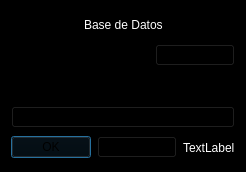
The window that buscartablas.ui (Laloses/SGDB-Indices) describes before a commit, drawn with Qt 5.
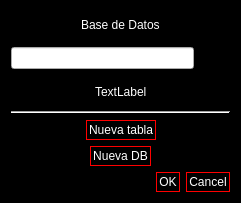
The same window after the commit. Icons and pictures are not drawn.

```diff
--- a/buscartablas.ui
+++ b/buscartablas.ui
@@ -7,15 +7,28 @@
     <x>0</x>
     <y>0</y>
     <width>241</width>
-    <height>172</height>
+    <height>203</height>
    </rect>
   </property>
   <property name="windowTitle">
    <string>Form</string>
   </property>
   <property name="styleSheet">
-   <string notr="true">background-color:black;
-color: white;</string>
+   <string notr="true">#buscarTablas{
+background-color:black;
+color: white;
+}
+QWidget{
+color: white;
+}
+QPushButton{
+border: 1px solid red;
+padding:2px;
+}
+QPushButton:hover{
+margin-top:1px;
+}
+</string>
   </property>
   <layout class="QVBoxLayout" name="verticalLayout">
    <item>
@@ -58,34 +71,11 @@
    <item>
     <layout class="QHBoxLayout" name="horizontalLayout_4">
      <item>
-      <widget class="QLineEdit" name="le_DB"/>
-     </item>
-     <item>
-      <widget class="QPushButton" name="pb_nuevaDB">
+      <widget class="QLineEdit" name="le_DB">
        <property name="styleSheet">
         <string notr="true">color:black;</string>
        </property>
-       <property name="text">
-        <string>Nueva DB</string>
-       </property>
       </widget>
-     </item>
-    </layout>
-   </item>
-   <item>
-    <layout class="QHBoxLayout" name="horizontalLayout">
-     <item>
-      <spacer name="horizontalSpacer">
-       <property name="orientation">
-        <enum>Qt::Horizontal</enum>
-       </property>
-       <property name="sizeHint" stdset="0">
-        <size>
-         <width>40</width>
-         <height>20</height>
-        </size>
-       </property>
-      </spacer>
      </item>
      <item>
       <widget class="QPushButton" name="pb_buscarDB">
@@ -114,8 +104,12 @@
        </property>
       </widget>
      </item>
+    </layout>
+   </item>
+   <item>
+    <layout class="QHBoxLayout" name="horizontalLayout_5">
      <item>
-      <spacer name="horizontalSpacer_2">
+      <spacer name="horizontalSpacer_7">
        <property name="orientation">
         <enum>Qt::Horizontal</enum>
        </property>
@@ -127,22 +121,41 @@
        </property>
       </spacer>
      </item>
+     <item>
+      <widget class="QLabel" name="lb_cantTablas">
+       <property name="styleSheet">
+        <string notr="true"/>
+       </property>
+       <property name="text">
+        <string>TextLabel</string>
+       </property>
+      </widget>
+     </item>
+     <item>
+      <spacer name="horizontalSpacer_8">
+       <property name="orientation">
+        <enum>Qt::Horizontal</enum>
+       </property>
+       <property name="sizeHint" stdset="0">
+        <size>
+         <width>40</width>
+         <height>20</height>
+        </size>
+       </property>
+      </spacer>
+     </item>
     </layout>
    </item>
+   <item>
+    <widget class="Line" name="line">
+     <property name="orientation">
+      <enum>Qt::Horizontal</enum>
+     </property>
+    </widget>
+   </item>
    <item>
     <layout class="QVBoxLayout" name="layTablas"/>
    </item>
-   <item>
-    <widget class="QPushButton" name="pb_nuevaT">
-     <property name="styleSheet">
-      <string notr="true">color:black;
-</string>
-     </property>
-     <property name="text">
-      <string>Nueva tabla</string>
-     </property>
-    </widget>
-   </item>
    <item>
     <layout class="QHBoxLayout" name="horizontalLayout_3">
      <item>
@@ -159,20 +172,12 @@
       </spacer>
      </item>
      <item>
-      <widget class="QDialogButtonBox" name="bb_aceptar">
+      <widget class="QPushButton" name="pb_nuevaT">
        <property name="styleSheet">
-        <string notr="true">color:black;
-</string>
+        <string notr="true"/>
        </property>
-       <property name="standardButtons">
-        <set>QDialogButtonBox::Cancel|QDialogButtonBox::Ok</set>
-       </property>
-      </widget>
-     </item>
-     <item>
-      <widget class="QLabel" name="lb_cantTablas">
        <property name="text">
-        <string>TextLabel</string>
+        <string>Nueva tabla</string>
        </property>
       </widget>
      </item>
@@ -191,6 +196,56 @@
      </item>
     </layout>
    </item>
+   <item>
+    <layout class="QHBoxLayout" name="horizontalLayout">
+     <item>
+      <spacer name="horizontalSpacer">
+       <property name="orientation">
+        <enum>Qt::Horizontal</enum>
+       </property>
+       <property name="sizeHint" stdset="0">
+        <size>
+         <width>40</width>
+         <height>20</height>
+        </size>
+       </property>
+      </spacer>
+     </item>
+     <item>
+      <widget class="QPushButton" name="pb_nuevaDB">
+       <property name="styleSheet">
+        <string notr="true"/>
+       </property>
+       <property name="text">
+        <string>Nueva DB</string>
+       </property>
+      </widget>
+     </item>
+     <item>
+      <spacer name="horizontalSpacer_2">
+       <property name="orientation">
+        <enum>Qt::Horizontal</enum>
+       </property>
+       <property name="sizeHint" stdset="0">
+        <size>
+         <width>40</width>
+         <height>20</height>
+        </size>
+       </property>
+      </spacer>
+     </item>
+    </layout>
+   </item>
+   <item>
+    <widget class="QDialogButtonBox" name="bb_aceptar">
+     <property name="styleSheet">
+      <string notr="true"/>
+     </property>
+     <property name="standardButtons">
+      <set>QDialogButtonBox::Cancel|QDialogButtonBox::Ok</set>
+     </property>
+    </widget>
+   </item>
   </layout>
  </widget>
  <resources>
```
